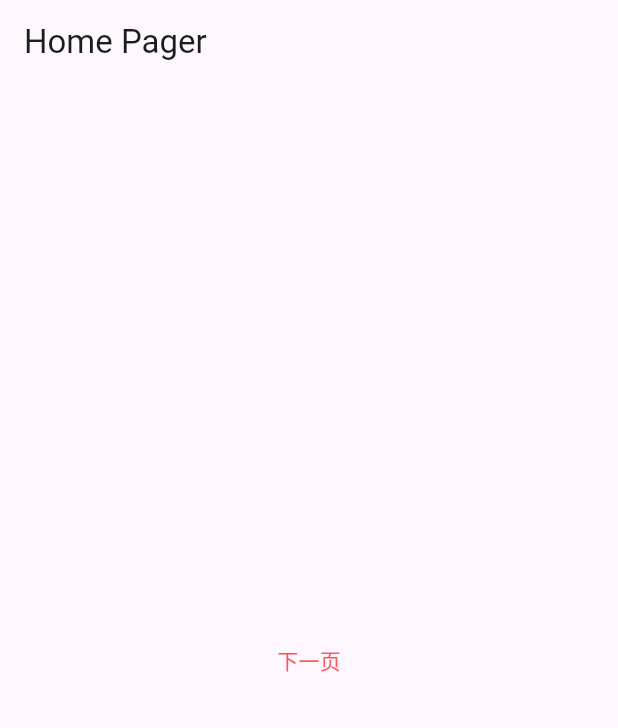
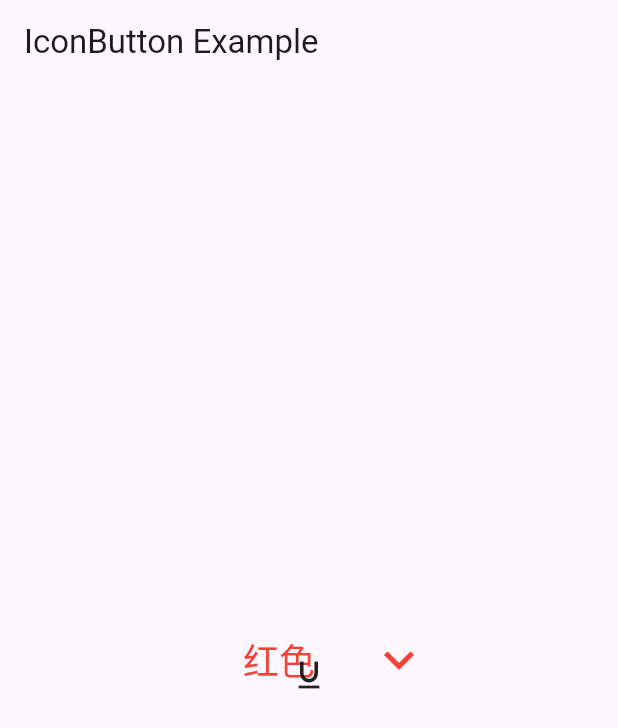
Before and after one commit to Algerhf/flutter_demo, a Flutter app: the screen it shows after launch, on a phone screen of 412 x 824 dp. Shown: the top 728 px of the screen. Run offline on Flutter 3.47's test engine with Material 3 defaults, Android fonts, the phone set to English and light mode, and no system bars; our stand-ins replace flutter_markdown.

Commit message:
小部件学习

```diff
--- /dev/null
+++ b/lib/button/dropdown_button_example.dart
@@ -0,0 +1,68 @@
+import 'package:flutter/material.dart';
+
+class DropdownButtonExample extends StatefulWidget {
+  const DropdownButtonExample({super.key});
+
+  @override
+  DropdownButtonState createState() => DropdownButtonState();
+}
+
+class DropdownButtonState extends State<DropdownButtonExample> {
+  Color _color = Colors.red;
+  final _colors = [Colors.red, Colors.yellow, Colors.blue, Colors.green];
+  final _info = ["红色", "黄色", "蓝色", "绿色"];
+
+  @override
+  Widget build(BuildContext context) {
+    return Scaffold(
+      appBar: AppBar(
+        title: Text('IconButton Example'),
+      ),
+      body: Center(
+          child: DropdownButton<Color>(
+        items: _buildItems(), // 下拉选项列表
+        // selectedItemBuilder: (context){
+        //   return [];
+        // },
+        value: _color,
+        hint: Text('请选择颜色'),
+        disabledHint: Text('我被禁用啦'),
+        onChanged: (v) => setState(() => _color = v!),
+        // onChanged: null,
+        onTap: () {
+          print('onTap called');
+        },
+        elevation: 8,
+        style: TextStyle(color: Colors.black, fontSize: 24.0),
+        underline: Icon(Icons.format_underline),
+        icon: Icon(Icons.expand_more, size: 40, color: _color,),
+            iconDisabledColor: Colors.purple,
+            iconEnabledColor: Colors.black,
+            iconSize: 40.0,
+            isDense: false,
+            isExpanded: false,
+            itemHeight: 60.0,
+            focusColor: Colors.yellow,
+            focusNode: FocusNode(),
+            autofocus: true,
+            dropdownColor: Colors.white,
+            menuMaxHeight: 300.0,
+            enableFeedback: true,
+            alignment: Alignment.center,
+            borderRadius: BorderRadius.circular(10.0),
+            padding: EdgeInsets.all(10.0),
+      )),
+    );
+  }
+
+  List<DropdownMenuItem<Color>> _buildItems() {
+    return _colors
+        .map((e) => DropdownMenuItem<Color>(
+            value: e,
+            child: Text(
+              _info[_colors.indexOf(e)],
+              style: TextStyle(color: e),
+            )))
+        .toList();
+  }
+}
--- a/lib/login_page.dart
+++ b/lib/login_page.dart
@@ -5,12 +5,15 @@ class LoginPage extends StatelessWidget {
 
   @override
   Widget build(BuildContext context) {
-    return const MaterialApp(
-      home: Scaffold(
+    return Scaffold(
         body: Center(
-          child: Text('登陆页面'),
+          child: ElevatedButton(
+            onPressed: (){
+              Navigator.of(context).pop();
+            },
+              child:Text('登录页面'),
+          )
         ),
-      ),
-    );
+      );
   }
 }
--- a/lib/main.dart
+++ b/lib/main.dart
@@ -1,15 +1,24 @@
 import 'package:flutter/material.dart';
+import 'package:flutter_demo/button/material_button_example.dart';
 import 'package:flutter_demo/home_page.dart';
 import 'package:flutter_demo/login_page.dart';
 import 'package:flutter_demo/second_page.dart';
 import 'package:flutter_demo/text/selectable_text_example.dart';
 import 'package:flutter_demo/unknown_page.dart';
 
+import 'button/button_bar_example.dart';
+import 'button/dropdown_button_example.dart';
+import 'button/elevated_button_example.dart';
+import 'button/icon_button_example.dart';
+import 'button/raw_material_button_example.dart';
+
 void main() {
   runApp(const MyApp());
 }
 
 GlobalKey<ScaffoldMessengerState> scaffoldMessengerKey = GlobalKey();
+GlobalKey<NavigatorState> navigatorKey = GlobalKey();
+final RouteObserver<Route<dynamic>> routeObserver = RouteObserver();
 
 class MyApp extends StatelessWidget {
   const MyApp({super.key});
@@ -18,43 +27,96 @@ class MyApp extends StatelessWidget {
   @override
   Widget build(BuildContext context) {
     return MaterialApp(
-      title: 'Flutter Demo',
-      theme: ThemeData(
-        colorScheme: ColorScheme.fromSeed(seedColor: Colors.deepPurple),
-        useMaterial3: true,
-      ),
+      navigatorKey: navigatorKey, // 导航键
+      scaffoldMessengerKey: scaffoldMessengerKey, // scaffoldMessenger管理
+      home: DropdownButtonExample(),
       routes: {
-        '/home':(context) =>  const HomePage(),
-        '/second':(context) => const SecondPage()
+        // 路由
+         '/home': (context) => const HomePage(),
+        '/second': (context) => const SecondPage()
       },
-      initialRoute: '/home',
-      onGenerateRoute: (RouteSettings settings){
+      // initialRoute: '/home', // 初始路由
+      onGenerateRoute: (RouteSettings settings) {
+        // 路由生成器
         print('onGenerateRoute called');
-        switch(settings.name){
+        switch (settings.name) {
           case '/login':
-            return MaterialPageRoute(builder: (BuildContext context){
+            return MaterialPageRoute(builder: (BuildContext context) {
               return const LoginPage();
             });
         }
       },
-
-      onUnknownRoute: (RouteSettings settings){
+      // onGenerateInitialRoutes: (String initialRoute) {
+      //   // 生成初始化路由
+      //   print('onGenerateInitialRoutes called $initialRoute');
+      //   return [
+      //     MaterialPageRoute(builder: (BuildContext context) {
+      //       return const HomePage();
+      //     }),
+      //     MaterialPageRoute(builder: (BuildContext context) {
+      //       return const LoginPage();
+      //     })
+      //   ];
+      // },
+      onUnknownRoute: (RouteSettings settings) {
+        // onGenerateRoute 无法生成路由时调用
         print('onUnknownRoute called');
-        return MaterialPageRoute(builder: (BuildContext context){
+        return MaterialPageRoute(builder: (BuildContext context) {
           return const UnknownPage();
         });
       },
-      scaffoldMessengerKey: scaffoldMessengerKey,
-      onNavigationNotification: (navigationNotification){
+      onNavigationNotification: (navigationNotification) {
         print('onNavigationNotification called');
         print(navigationNotification);
         // navigationNotification.dispatch(context);
         return false;
       },
-      // onGenerateTitle: (BuildContext context){
-      //   return "Default Title";
+      navigatorObservers: [routeObserver], // 导航观察者
+      // builder: ,
+      title: 'Flutter Demo', // 标题
+      onGenerateTitle: (BuildContext context) {
+        // 不为空则调用此回调函数生成标题  为空则使用title
+        return 'Default';
+      },
+      color: Colors.yellowAccent, // 主色
+      theme: ThemeData(
+          // 主题
+          primaryColor: Colors.red,
+          brightness: Brightness.light),
+      // darkTheme: ThemeData(  // 暗色主题
+      //   colorScheme: ColorScheme.fromSeed(seedColor: Colors.black45),
+      //   useMaterial3: true,
+      // ),
+      // highContrastTheme: ,      // 高对比度 主题
+      // highContrastDarkTheme: ,  // 高对比度 暗色主题
+      themeMode: ThemeMode.system, // 主题模式 默认跟随系统
+      themeAnimationDuration: Duration(milliseconds: 200), // 主题动画时长
+      themeAnimationCurve: Curves.linear, // 主题动画曲线
+      locale: Locale('en', 'US'), // app语言支持
+      // localizationsDelegates: {  // 多语言代理
+      //
       // },
-      // home: SelectableTextExample(),
+      localeListResolutionCallback:
+          (List<Locale>? locales, Iterable<Locale> supportedLocales) {
+        return Locale('en', 'US');
+      },
+      localeResolutionCallback:
+          (Locale? locale, Iterable<Locale> supportedLocales) {
+        return Locale('en', 'US');
+      }, // 监听系统语言切换事件
+      supportedLocales: [Locale('en', 'US')], // 多语言支持
+      debugShowMaterialGrid: false, // 显示网格
+      showPerformanceOverlay: false, // 是否打开性能监控
+      checkerboardRasterCacheImages: false, // 检查缓存的图像
+      checkerboardOffscreenLayers: false, // 检查多视图叠加渲染
+      showSemanticsDebugger: false, // 打开一个覆盖图，显示框架报告的可访问性  显示边框
+      debugShowCheckedModeBanner: false, // 右上角的 debug图标
+      // shortcuts: ,
+      // actions: ,
+      // restorationScopeId: ,
+      // scrollBehavior: ,
+      useInheritedMediaQuery: false,
+      themeAnimationStyle: AnimationStyle.noAnimation,
     );
   }
 }
```
Also changed, not shown: lib/button/button_bar_example.dart (added, +46 -0 lines), lib/button/elevated_button_example.dart (added, +79 -0 lines), lib/button/icon_button_example.dart (added, +41 -0 lines), lib/button/material_button_example.dart (added, +53 -0 lines), lib/button/raw_material_button_example.dart (added, +49 -0 lines), lib/home_page.dart (+7 -1 lines).
